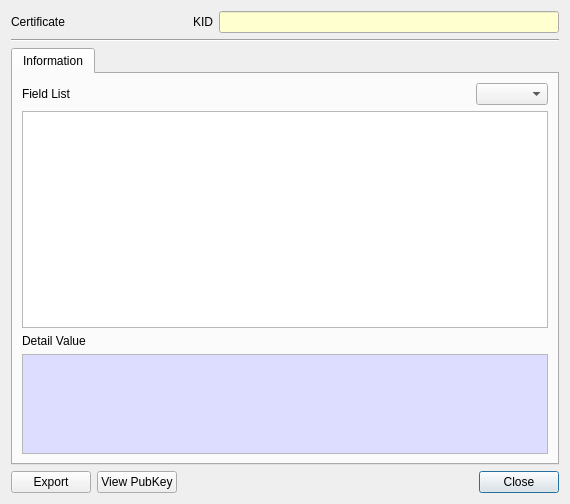
Before: the Qt Designer form CryptokiMan/cert_info_dlg.ui in jykim74/CryptokiMan, drawn with Qt 5.
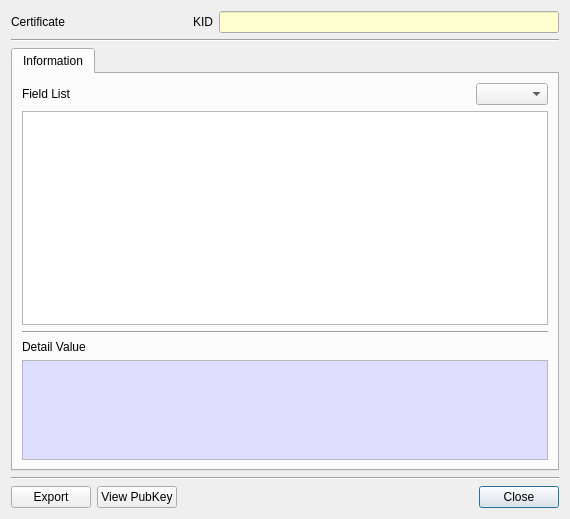
After: the same form once the commit is applied.

What changed in the file:
```diff
--- a/CryptokiMan/cert_info_dlg.ui
+++ b/CryptokiMan/cert_info_dlg.ui
@@ -7,7 +7,7 @@
     <x>0</x>
     <y>0</y>
     <width>570</width>
-    <height>504</height>
+    <height>519</height>
    </rect>
   </property>
   <property name="windowTitle">
@@ -108,7 +108,7 @@
        <string>Information</string>
       </attribute>
       <layout class="QGridLayout" name="gridLayout_2">
-       <item row="4" column="0">
+       <item row="5" column="0">
         <widget class="QPlainTextEdit" name="mDetailText">
          <property name="minimumSize">
           <size>
@@ -164,26 +164,6 @@
          </property>
         </widget>
        </item>
-       <item row="2" column="0">
-        <widget class="QTableWidget" name="mFieldTable">
-         <property name="minimumSize">
-          <size>
-           <width>0</width>
-           <height>160</height>
-          </size>
-         </property>
-         <attribute name="horizontalHeaderHighlightSections">
-          <bool>false</bool>
-         </attribute>
-        </widget>
-       </item>
-       <item row="3" column="0">
-        <widget class="QLabel" name="label_2">
-         <property name="text">
-          <string>Detail Value</string>
-         </property>
-        </widget>
-       </item>
        <item row="0" column="0">
         <layout class="QGridLayout" name="gridLayout_3">
          <property name="topMargin">
@@ -214,10 +194,44 @@
          </item>
         </layout>
        </item>
+       <item row="4" column="0">
+        <widget class="QLabel" name="label_2">
+         <property name="text">
+          <string>Detail Value</string>
+         </property>
+        </widget>
+       </item>
+       <item row="2" column="0">
+        <widget class="QTableWidget" name="mFieldTable">
+         <property name="minimumSize">
+          <size>
+           <width>0</width>
+           <height>160</height>
+          </size>
+         </property>
+         <attribute name="horizontalHeaderHighlightSections">
+          <bool>false</bool>
+         </attribute>
+        </widget>
+       </item>
+       <item row="3" column="0">
+        <widget class="Line" name="line_2">
+         <property name="orientation">
+          <enum>Qt::Horizontal</enum>
+         </property>
+        </widget>
+       </item>
       </layout>
      </widget>
     </widget>
    </item>
+   <item>
+    <widget class="Line" name="line_3">
+     <property name="orientation">
+      <enum>Qt::Horizontal</enum>
+     </property>
+    </widget>
+   </item>
    <item>
     <layout class="QGridLayout" name="gridLayout">
      <property name="topMargin">
```
